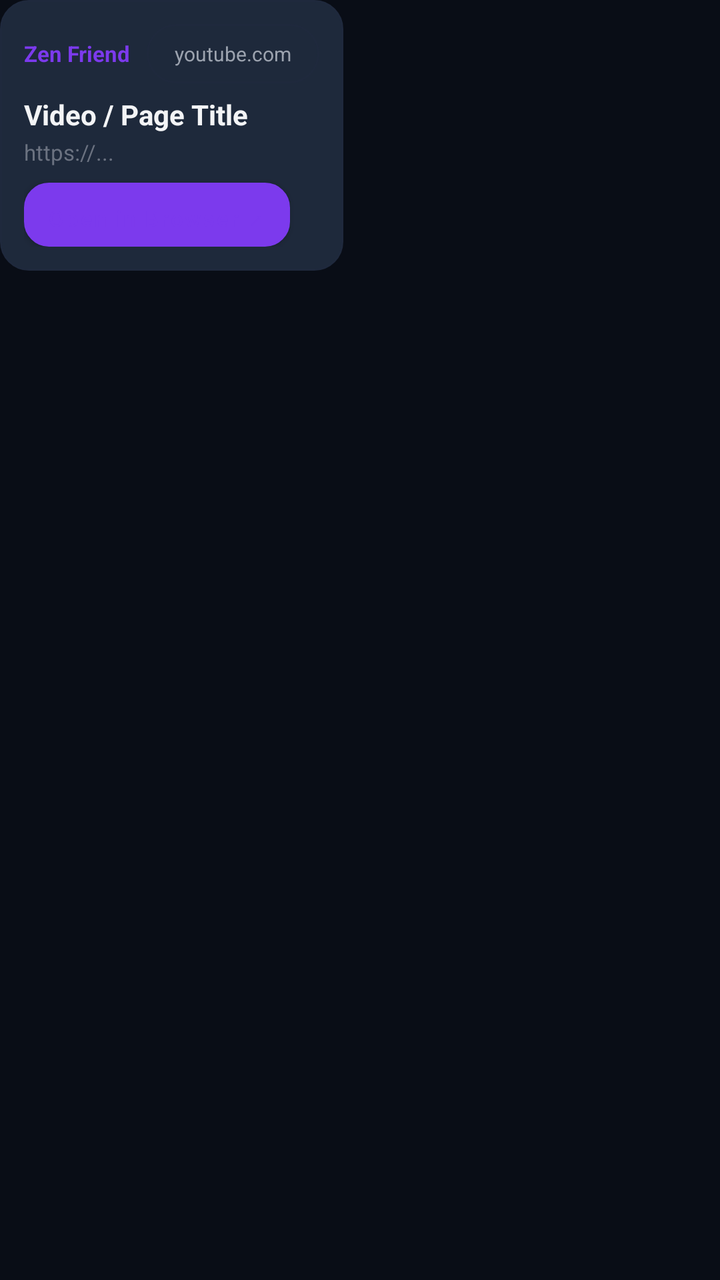
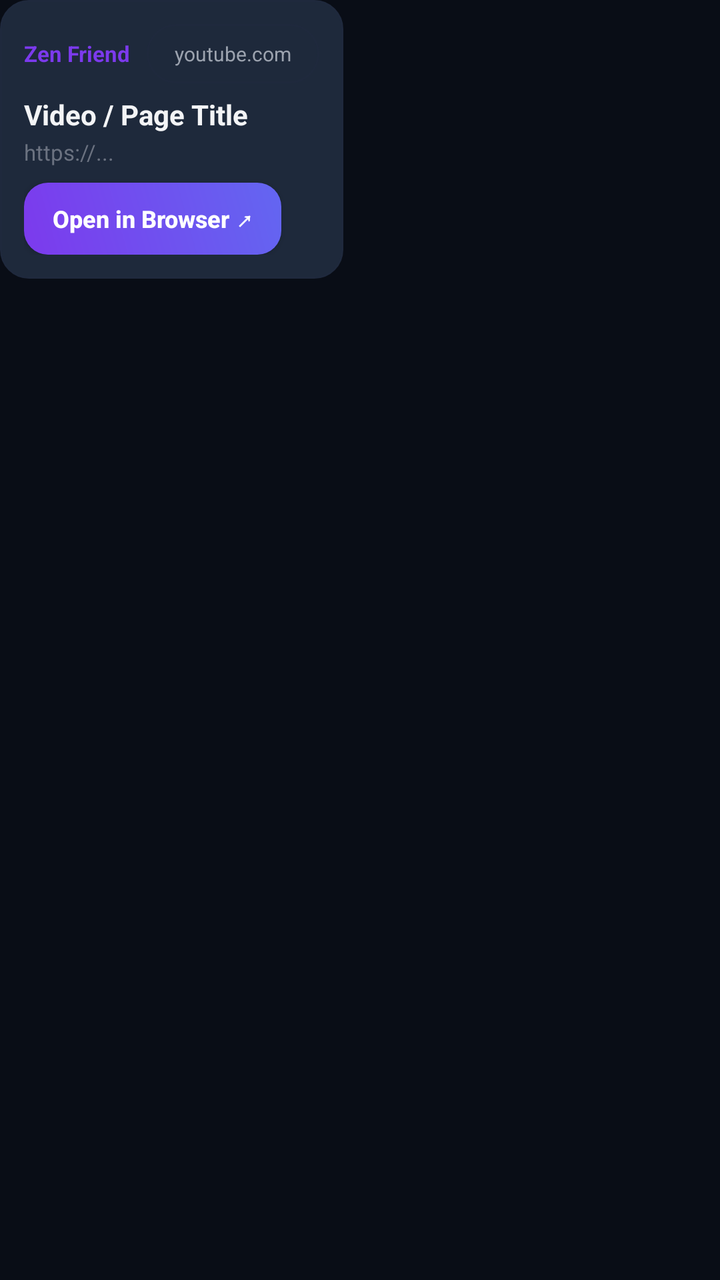

The first picture is an Android layout as it rendered before a commit; the second is the same layout after the commit. The layout source and the unified diff follow.
<!-- AndroidManifest.xml: application theme Theme.ZenBrave -->
<!-- res/layout/item_message_link.xml -->
<?xml version="1.0" encoding="utf-8"?>
<LinearLayout xmlns:android="http://schemas.android.com/apk/res/android"
    android:id="@+id/llLinkRow"
    android:layout_width="match_parent"
    android:layout_height="wrap_content"
    android:layout_marginBottom="10dp"
    android:orientation="vertical">

    <LinearLayout
        android:id="@+id/llLinkContainer"
        android:layout_width="wrap_content"
        android:layout_height="wrap_content"
        android:maxWidth="320dp"
        android:background="@drawable/bg_card"
        android:orientation="vertical"
        android:padding="12dp">

        <LinearLayout
            android:layout_width="wrap_content"
            android:layout_height="wrap_content"
            android:gravity="center_vertical"
            android:orientation="horizontal">

            <TextView
                android:id="@+id/tvLinkSender"
                android:layout_width="wrap_content"
                android:layout_height="wrap_content"
                android:text="Zen Friend"
                android:textColor="@color/accent_purple"
                android:textSize="11sp"
                android:textStyle="bold" />

            <TextView
                android:id="@+id/tvLinkDomain"
                android:layout_width="wrap_content"
                android:layout_height="wrap_content"
                android:layout_marginStart="8dp"
                android:background="@drawable/bg_chip"
                android:text="youtube.com"
                android:textColor="@color/text_secondary"
                android:textSize="10sp" />
        </LinearLayout>

        <TextView
            android:id="@+id/tvLinkTitle"
            android:layout_width="wrap_content"
            android:layout_height="wrap_content"
            android:layout_marginTop="6dp"
            android:ellipsize="end"
            android:maxLines="2"
            android:text="Video / Page Title"
            android:textColor="@color/text_primary"
            android:textSize="14sp"
            android:textStyle="bold" />

        <TextView
            android:id="@+id/tvLinkUrl"
            android:layout_width="wrap_content"
            android:layout_height="wrap_content"
            android:layout_marginTop="2dp"
            android:ellipsize="end"
            android:maxLines="1"
            android:text="https://..."
            android:textColor="@color/text_muted"
            android:textSize="11sp" />

        <Button
            android:id="@+id/btnOpenLink"
            android:layout_width="wrap_content"
            android:layout_height="32dp"
            android:layout_marginTop="8dp"
            android:background="@drawable/bg_btn_secondary"
            android:paddingHorizontal="12dp"
            android:text="Open in Browser ↗"
            android:textAllCaps="false"
            android:textColor="@color/accent_purple"
            android:textSize="11sp" />
    </LinearLayout>
</LinearLayout>
<!-- resources referenced by this layout -->
<resources>
  <color name="accent_purple">#7C3AED</color>
  <color name="text_muted">#6B7280</color>
  <color name="text_primary">#F3F4F6</color>
  <color name="text_secondary">#9CA3AF</color>
  <!-- drawable bg_btn_secondary (drawable) -->
  <?xml version="1.0" encoding="utf-8"?>
  <ripple xmlns:android="http://schemas.android.com/apk/res/android"
      android:color="#22FFFFFF">
      <item>
          <shape android:shape="rectangle">
              <solid android:color="@color/surface_variant" />
              <corners android:radius="12dp" />
              <stroke
                  android:width="1dp"
                  android:color="@color/card_border" />
          </shape>
      </item>
  </ripple>
  <!-- drawable bg_card (drawable) -->
  <?xml version="1.0" encoding="utf-8"?>
  <shape xmlns:android="http://schemas.android.com/apk/res/android"
      android:shape="rectangle">
      <solid android:color="@color/surface_variant" />
      <corners android:radius="14dp" />
      <stroke
          android:width="1dp"
          android:color="@color/card_border" />
  </shape>
  <!-- drawable bg_chip (drawable) -->
  <?xml version="1.0" encoding="utf-8"?>
  <shape xmlns:android="http://schemas.android.com/apk/res/android"
      android:shape="rectangle">
      <solid android:color="@color/surface_variant" />
      <corners android:radius="20dp" />
      <stroke
          android:width="1dp"
          android:color="@color/card_border" />
      <padding
          android:left="14dp"
          android:top="8dp"
          android:right="14dp"
          android:bottom="8dp" />
  </shape>
  <style name="Theme.ZenBrave" parent="Theme.MaterialComponents.DayNight.NoActionBar">
          <item name="colorPrimary">@color/accent_purple</item>
          <item name="colorPrimaryVariant">@color/accent_indigo</item>
          <item name="colorSecondary">@color/accent_brave</item>
          <item name="android:statusBarColor">@color/bg_dark</item>
          <item name="android:navigationBarColor">@color/bg_dark</item>
          <item name="android:windowBackground">@color/bg_dark</item>
      </style>
  <color name="surface_variant">#1E293B</color>
  <color name="card_border">#1F293D</color>
  <color name="accent_indigo">#6366F1</color>
  <color name="accent_brave">#EA580C</color>
  <color name="bg_dark">#090D16</color>
</resources>

<!-- the commit's change to res/layout/item_message_link.xml (unified diff, before → after) -->
@@ -1,5 +1,6 @@
 <?xml version="1.0" encoding="utf-8"?>
 <LinearLayout xmlns:android="http://schemas.android.com/apk/res/android"
+    xmlns:app="http://schemas.android.com/apk/res-auto"
     android:id="@+id/llLinkRow"
     android:layout_width="match_parent"
     android:layout_height="wrap_content"
@@ -64,16 +65,17 @@
             android:textColor="@color/text_muted"
             android:textSize="11sp" />
 
-        <Button
+        <androidx.appcompat.widget.AppCompatButton
             android:id="@+id/btnOpenLink"
             android:layout_width="wrap_content"
-            android:layout_height="32dp"
+            android:layout_height="36dp"
             android:layout_marginTop="8dp"
-            android:background="@drawable/bg_btn_secondary"
-            android:paddingHorizontal="12dp"
+            android:background="@drawable/bg_btn_primary"
+            android:paddingHorizontal="14dp"
             android:text="Open in Browser ↗"
             android:textAllCaps="false"
-            android:textColor="@color/accent_purple"
-            android:textSize="11sp" />
+            android:textColor="@color/white"
+            android:textSize="12sp"
+            android:textStyle="bold" />
     </LinearLayout>
 </LinearLayout>
<!-- resource entries referenced after the edit -->
@@ -4,17 +4,18 @@
   <color name="text_muted">#6B7280</color>
   <color name="text_primary">#F3F4F6</color>
   <color name="text_secondary">#9CA3AF</color>
-  <!-- drawable bg_btn_secondary (drawable) -->
+  <color name="white">#FFFFFF</color>
+  <!-- drawable bg_btn_primary (drawable) -->
   <?xml version="1.0" encoding="utf-8"?>
   <ripple xmlns:android="http://schemas.android.com/apk/res/android"
-      android:color="#22FFFFFF">
+      android:color="#44FFFFFF">
       <item>
           <shape android:shape="rectangle">
-              <solid android:color="@color/surface_variant" />
+              <gradient
+                  android:angle="45"
+                  android:startColor="@color/accent_purple"
+                  android:endColor="@color/accent_indigo" />
               <corners android:radius="12dp" />
-              <stroke
-                  android:width="1dp"
-                  android:color="@color/card_border" />
           </shape>
       </item>
   </ripple>
